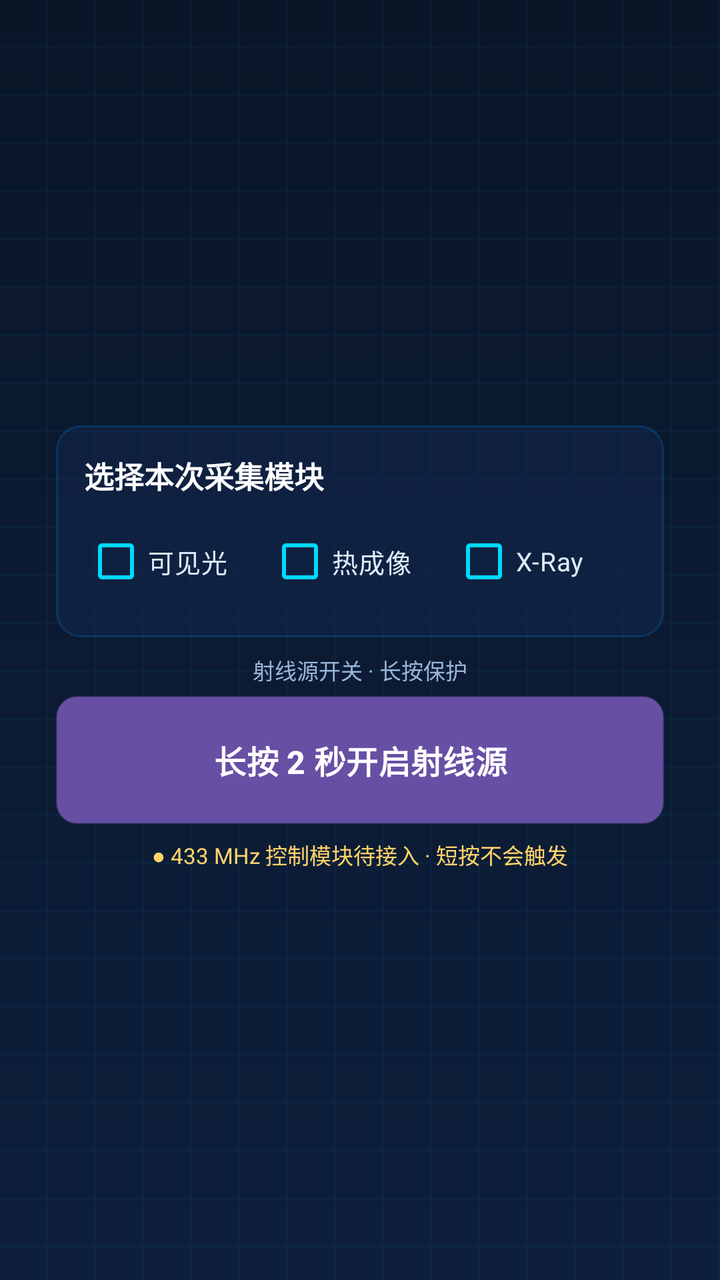
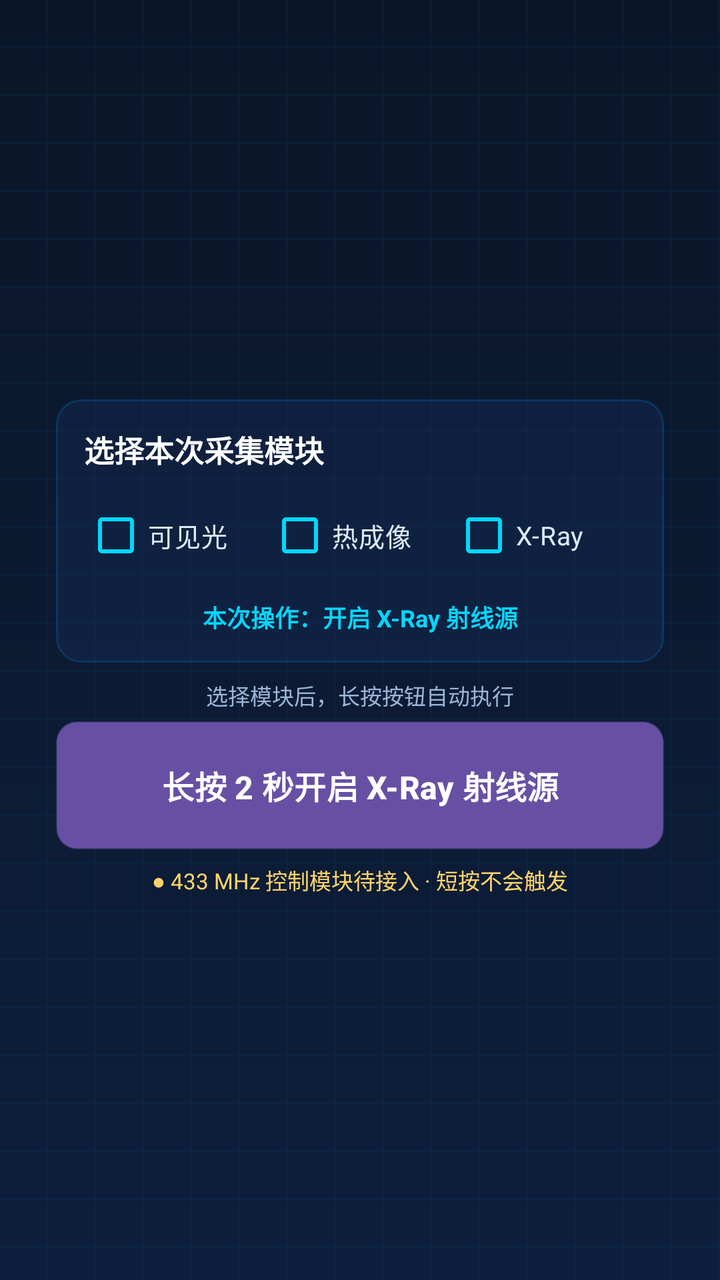

Compare the two renders of this Android layout. The source of the first and the diff that turns it into the second are given below.
<!-- AndroidManifest.xml: application theme Theme.WeiguangDRController -->
<!-- res/layout/fragment_exposure_prepare.xml -->
<?xml version="1.0" encoding="utf-8"?>
<ScrollView xmlns:android="http://schemas.android.com/apk/res/android"
    android:layout_width="match_parent"
    android:layout_height="match_parent"
    android:background="@drawable/bg_root_gradient"
    android:fillViewport="true"
    android:scrollbars="none">

    <LinearLayout
        android:layout_width="match_parent"
        android:layout_height="wrap_content"
        android:gravity="center"
        android:orientation="vertical"
        android:padding="28dp">

        <LinearLayout
            android:layout_width="match_parent"
            android:layout_height="wrap_content"
            android:background="@drawable/bg_card_tech"
            android:orientation="vertical"
            android:padding="12dp"
            android:visibility="gone">

            <TextView
                android:layout_width="wrap_content"
                android:layout_height="wrap_content"
                android:text="曝光设备控制"
                android:textColor="#FFFFFF"
                android:textSize="16sp"
                android:textStyle="bold" />

            <LinearLayout
                android:layout_width="match_parent"
                android:layout_height="wrap_content"
                android:layout_marginTop="10dp"
                android:orientation="horizontal">

                <Button
                    android:id="@+id/cameraControlButton"
                    style="?android:attr/borderlessButtonStyle"
                    android:layout_width="0dp"
                    android:layout_height="58dp"
                    android:layout_weight="1"
                    android:background="@drawable/bg_card_tech_clickable"
                    android:text="摄像头\n检查预览"
                    android:textAllCaps="false"
                    android:textColor="#DCEBFA"
                    android:textSize="12sp" />

                <Space android:layout_width="6dp" android:layout_height="1dp" />

                <Button
                    android:id="@+id/thermalControlButton"
                    style="?android:attr/borderlessButtonStyle"
                    android:layout_width="0dp"
                    android:layout_height="58dp"
                    android:layout_weight="1"
                    android:background="@drawable/bg_card_tech_clickable"
                    android:text="热成像\n检查预览"
                    android:textAllCaps="false"
                    android:textColor="#DCEBFA"
                    android:textSize="12sp" />

                <Space android:layout_width="6dp" android:layout_height="1dp" />

                <Button
                    android:id="@+id/xrayControlButton"
                    style="?android:attr/borderlessButtonStyle"
                    android:layout_width="0dp"
                    android:layout_height="58dp"
                    android:layout_weight="1"
                    android:background="@drawable/bg_card_tech_clickable"
                    android:text="X-Ray\n接口待接入"
                    android:textAllCaps="false"
                    android:textColor="#FFD36A"
                    android:textSize="12sp" />
            </LinearLayout>

            <Button
                android:id="@+id/enableAllButton"
                android:layout_width="match_parent"
                android:layout_height="42dp"
                android:layout_marginTop="8dp"
                android:background="@drawable/bg_btn_new"
                android:text="一键检查三路设备"
                android:textAllCaps="false"
                android:textColor="#FFFFFF"
                android:textSize="13sp"
                android:textStyle="bold" />

            <TextView
                android:id="@+id/deviceStatusText"
                android:layout_width="match_parent"
                android:layout_height="wrap_content"
                android:layout_marginTop="8dp"
                android:text="正在读取设备状态…"
                android:textColor="#9AB6D8"
                android:textSize="11sp" />
        </LinearLayout>

        <LinearLayout
            android:layout_width="match_parent"
            android:layout_height="wrap_content"
            android:layout_marginTop="6dp"
            android:background="@drawable/bg_card_tech"
            android:orientation="vertical"
            android:padding="12dp"
            android:visibility="gone">

            <TextView
                android:layout_width="wrap_content"
                android:layout_height="wrap_content"
                android:text="曝光前确认"
                android:textColor="#FFFFFF"
                android:textSize="15sp"
                android:textStyle="bold" />

            <LinearLayout
                android:layout_width="match_parent"
                android:layout_height="wrap_content"
                android:layout_marginTop="8dp"
                android:orientation="horizontal">

                <TextView
                    android:id="@+id/cameraPreviewEntry"
                    android:layout_width="0dp"
                    android:layout_height="72dp"
                    android:layout_weight="1"
                    android:background="@drawable/bg_card_tech_clickable"
                    android:clickable="true"
                    android:focusable="true"
                    android:gravity="center"
                    android:text="摄像头画面\n点击查看"
                    android:textColor="#C8D8E8"
                    android:textSize="12sp" />

                <Space android:layout_width="8dp" android:layout_height="1dp" />

                <TextView
                    android:id="@+id/thermalPreviewEntry"
                    android:layout_width="0dp"
                    android:layout_height="72dp"
                    android:layout_weight="1"
                    android:background="@drawable/bg_card_tech_clickable"
                    android:clickable="true"
                    android:focusable="true"
                    android:gravity="center"
                    android:text="热成像画面\n点击查看"
                    android:textColor="#C8D8E8"
                    android:textSize="12sp" />
            </LinearLayout>

            <TextView
                android:id="@+id/radarStatusText"
                android:layout_width="match_parent"
                android:layout_height="wrap_content"
                android:layout_marginTop="10dp"
                android:background="@drawable/bg_input_box"
                android:padding="10dp"
                android:text="毫米波雷达：正在读取…"
                android:textColor="#DCEBFA"
                android:textSize="12sp"
                android:lineSpacingExtra="3dp" />
        </LinearLayout>

        <LinearLayout
            android:layout_width="match_parent"
            android:layout_height="wrap_content"
            android:layout_marginTop="8dp"
            android:background="@drawable/bg_card_tech"
            android:orientation="vertical"
            android:padding="14dp">

            <TextView android:layout_width="wrap_content" android:layout_height="wrap_content"
                android:text="选择本次采集模块" android:textColor="#FFFFFF"
                android:textSize="15sp" android:textStyle="bold" />

            <LinearLayout android:layout_width="match_parent" android:layout_height="wrap_content"
                android:layout_marginTop="8dp" android:gravity="center" android:orientation="horizontal">
                <CheckBox android:id="@+id/selectCameraCheck" android:layout_width="0dp"
                    android:layout_height="wrap_content" android:layout_weight="1"
                    android:buttonTint="#00D8FF" android:text="可见光"
                    android:textColor="#DCEBFA" android:textSize="13sp" />
                <CheckBox android:id="@+id/selectThermalCheck" android:layout_width="0dp"
                    android:layout_height="wrap_content" android:layout_weight="1"
                    android:buttonTint="#00D8FF" android:text="热成像"
                    android:textColor="#DCEBFA" android:textSize="13sp" />
                <CheckBox android:id="@+id/selectXrayCheck" android:layout_width="0dp"
                    android:layout_height="wrap_content" android:layout_weight="1"
                    android:buttonTint="#00D8FF" android:checked="true" android:text="X-Ray"
                    android:textColor="#DCEBFA" android:textSize="13sp" />
            </LinearLayout>
        </LinearLayout>

        <TextView
            android:id="@+id/exposureHintText"
            android:layout_width="match_parent"
            android:layout_height="wrap_content"
            android:layout_marginTop="8dp"
            android:gravity="center"
            android:text="射线源开关 · 长按保护"
            android:textColor="#9AB6D8"
            android:textSize="11sp" />

        <Button
            android:id="@+id/exposureButton"
            android:layout_width="match_parent"
            android:layout_height="64dp"
            android:layout_marginTop="5dp"
            android:background="@drawable/bg_exposure_hold"
            android:text="长按 2 秒开启射线源"
            android:textAllCaps="false"
            android:textColor="#FFFFFF"
            android:textSize="16sp"
            android:textStyle="bold" />

        <TextView
            android:id="@+id/exposureResultText"
            android:layout_width="match_parent"
            android:layout_height="wrap_content"
            android:layout_marginTop="7dp"
            android:gravity="center"
            android:text="● 433 MHz 控制模块待接入 · 短按不会触发"
            android:textColor="#FFD36A"
            android:textSize="11sp" />
    </LinearLayout>
</ScrollView>
<!-- resources referenced by this layout -->
<resources>
  <!-- drawable bg_btn_new (drawable) -->
  <?xml version="1.0" encoding="utf-8"?>
  <shape xmlns:android="http://schemas.android.com/apk/res/android"
      android:shape="rectangle">
      <gradient
          android:angle="0"
          android:startColor="#0088FF"
          android:endColor="#00CCFF" />
      <corners android:radius="8dp" />
  </shape>
  <!-- drawable bg_card_tech (drawable) -->
  <?xml version="1.0" encoding="utf-8"?>
  <shape xmlns:android="http://schemas.android.com/apk/res/android"
      android:shape="rectangle">
      <solid android:color="#80142850" />
      <corners android:radius="12dp" />
      <stroke
          android:width="1dp"
          android:color="#330096FF" />
  </shape>
  <!-- drawable bg_card_tech_clickable (drawable) -->
  <?xml version="1.0" encoding="utf-8"?>
  <selector xmlns:android="http://schemas.android.com/apk/res/android">
      <item android:state_pressed="true">
          <shape android:shape="rectangle">
              <solid android:color="#B0284068" />
              <corners android:radius="12dp" />
              <stroke
                  android:width="2dp"
                  android:color="#A000B4FF" />
          </shape>
      </item>
      <item android:state_focused="true">
          <shape android:shape="rectangle">
              <solid android:color="#99142850" />
              <corners android:radius="12dp" />
              <stroke
                  android:width="2dp"
                  android:color="#8000B4FF" />
          </shape>
      </item>
      <item>
          <shape android:shape="rectangle">
              <solid android:color="#80142850" />
              <corners android:radius="12dp" />
              <stroke
                  android:width="1dp"
                  android:color="#330096FF" />
          </shape>
      </item>
  </selector>
  <!-- drawable bg_exposure_hold (drawable) -->
  <?xml version="1.0" encoding="utf-8"?>
  <selector xmlns:android="http://schemas.android.com/apk/res/android">
      <item android:state_pressed="true">
          <shape android:shape="rectangle">
              <gradient android:angle="0" android:startColor="#FF8A00" android:endColor="#FFB800" />
              <corners android:radius="10dp" />
              <stroke android:width="2dp" android:color="#FFFFD36A" />
          </shape>
      </item>
      <item>
          <shape android:shape="rectangle">
              <gradient android:angle="0" android:startColor="#007ACC" android:endColor="#00B4FF" />
              <corners android:radius="10dp" />
              <stroke android:width="1dp" android:color="#6600D8FF" />
          </shape>
      </item>
  </selector>
  <!-- drawable bg_input_box (drawable) -->
  <?xml version="1.0" encoding="utf-8"?>
  <shape xmlns:android="http://schemas.android.com/apk/res/android">
      <solid android:color="#141F29" />
      <corners android:radius="22dp" />
      <stroke
          android:width="1dp"
          android:color="#2B4558" />
  </shape>
  <!-- drawable bg_root_gradient (drawable) -->
  <?xml version="1.0" encoding="utf-8"?>
  <layer-list xmlns:android="http://schemas.android.com/apk/res/android">
      <item>
          <shape android:shape="rectangle">
              <gradient
                  android:angle="270"
                  android:startColor="#0A1628"
                  android:endColor="#0D1F3C" />
          </shape>
      </item>
      <item>
          <bitmap
              android:gravity="fill"
              android:src="@drawable/grid_pattern"
              android:tileMode="repeat" />
      </item>
  </layer-list>
  <style name="Theme.WeiguangDRController" parent="Base.Theme.WeiguangDRController" />
  <!-- drawable grid_pattern: png bitmap (drawable, 115 bytes) -->
  <style name="Base.Theme.WeiguangDRController" parent="Theme.Material3.DayNight.NoActionBar">
          
          
      </style>
</resources>

<!-- the commit's change to res/layout/fragment_exposure_prepare.xml (unified diff, before → after) -->
@@ -190,6 +190,17 @@
                     android:buttonTint="#00D8FF" android:checked="true" android:text="X-Ray"
                     android:textColor="#DCEBFA" android:textSize="13sp" />
             </LinearLayout>
+
+            <TextView
+                android:id="@+id/selectionSummaryText"
+                android:layout_width="match_parent"
+                android:layout_height="wrap_content"
+                android:layout_marginTop="8dp"
+                android:gravity="center"
+                android:text="本次操作：开启 X-Ray 射线源"
+                android:textColor="#00D8FF"
+                android:textSize="12sp"
+                android:textStyle="bold" />
         </LinearLayout>
 
         <TextView
@@ -198,7 +209,7 @@
             android:layout_height="wrap_content"
             android:layout_marginTop="8dp"
             android:gravity="center"
-            android:text="射线源开关 · 长按保护"
+            android:text="选择模块后，长按按钮自动执行"
             android:textColor="#9AB6D8"
             android:textSize="11sp" />
 
@@ -208,7 +219,7 @@
             android:layout_height="64dp"
             android:layout_marginTop="5dp"
             android:background="@drawable/bg_exposure_hold"
-            android:text="长按 2 秒开启射线源"
+            android:text="长按 2 秒开启 X-Ray 射线源"
             android:textAllCaps="false"
             android:textColor="#FFFFFF"
             android:textSize="16sp"
